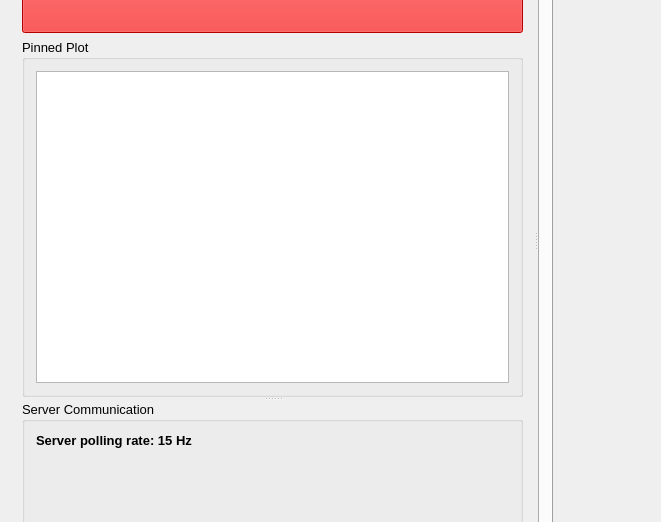
Before: the Qt Designer form Software/ControlSystem/qt/designer/MainWindow.ui in DanielWinklehner/Ion-Source-Control-System, drawn with Qt 5; both pictures show x 0 to 661 and y 173 to 695 of the 1397 by 813 pixel window.
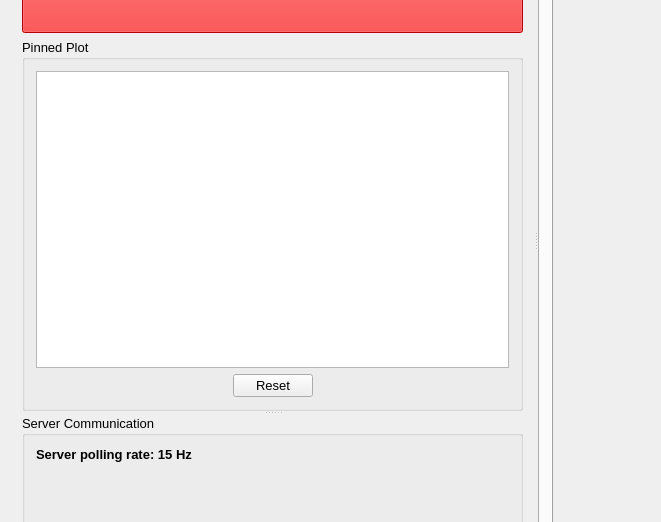
After: the same form once the commit is applied. The open tabs and pages were chosen to show the change. Custom widgets are drawn as their Qt base class.

Diff of the .ui file:
```diff
--- a/Software/ControlSystem/qt/designer/MainWindow.ui
+++ b/Software/ControlSystem/qt/designer/MainWindow.ui
@@ -121,8 +121,8 @@
            <property name="title">
             <string>Pinned Plot</string>
            </property>
-           <layout class="QGridLayout" name="gridLayout_7">
-            <item row="0" column="0">
+           <layout class="QVBoxLayout" name="verticalLayout_6">
+            <item>
              <widget class="PlotWidget" name="pltPinned">
               <property name="font">
                <font>
@@ -131,6 +131,43 @@
               </property>
              </widget>
             </item>
+            <item>
+             <layout class="QHBoxLayout" name="horizontalLayout_4">
+              <item>
+               <spacer name="horizontalSpacer_3">
+                <property name="orientation">
+                 <enum>Qt::Horizontal</enum>
+                </property>
+                <property name="sizeHint" stdset="0">
+                 <size>
+                  <width>40</width>
+                  <height>20</height>
+                 </size>
+                </property>
+               </spacer>
+              </item>
+              <item>
+               <widget class="QPushButton" name="btnResetPinnedPlot">
+                <property name="text">
+                 <string>Reset</string>
+                </property>
+               </widget>
+              </item>
+              <item>
+               <spacer name="horizontalSpacer_4">
+                <property name="orientation">
+                 <enum>Qt::Horizontal</enum>
+                </property>
+                <property name="sizeHint" stdset="0">
+                 <size>
+                  <width>40</width>
+                  <height>20</height>
+                 </size>
+                </property>
+               </spacer>
+              </item>
+             </layout>
+            </item>
            </layout>
           </widget>
           <widget class="QGroupBox" name="groupBox">
```
Left out of the diff: 10 changed lines with no effect on the pictures.
